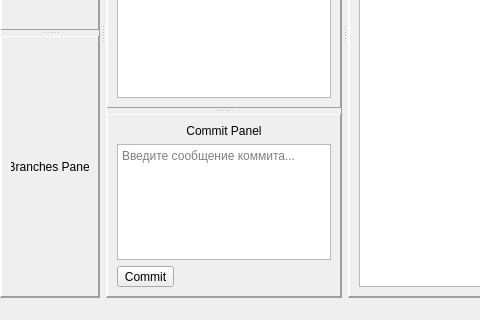
Old version of the form commit_craft/mainwindow.ui in the repository CJayM/CommitCraft; both pictures show x 0 to 480 and y 280 to 600 of the 800 by 600 pixel window.
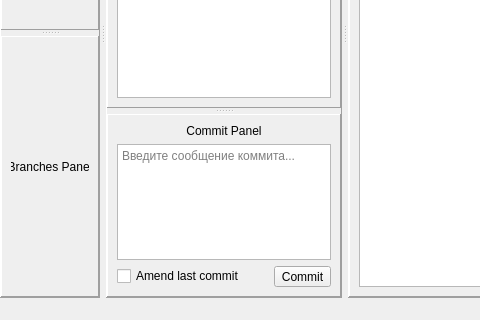
New version of the form.

Commit message: Добавлена галочка "Amend"

Diff of the .ui file:
```diff
--- a/commit_craft/mainwindow.ui
+++ b/commit_craft/mainwindow.ui
@@ -313,6 +313,31 @@
              </widget>
             </item>
             <item>
+             <layout class="QHBoxLayout" name="horizontalLayout_3">
+              <item>
+               <widget class="QCheckBox" name="amend_chk">
+                <property name="text">
+                 <string>Amend last commit</string>
+                </property>
+                <property name="toolTip">
+                 <string> Amend the last commit instead of creating a new one</string>
+                </property>
+               </widget>
+              </item>
+              <item>
+               <spacer name="horizontalSpacer_2">
+                <property name="orientation">
+                 <enum>Qt::Horizontal</enum>
+                </property>
+                <property name="sizeHint" stdset="0">
+                 <size>
+                  <width>40</width>
+                  <height>20</height>
+                 </size>
+                </property>
+               </spacer>
+              </item>
+              <item>
              <widget class="QToolButton" name="commitButton">
               <property name="text">
                <string>Commit</string>
@@ -323,6 +348,8 @@
              </widget>
             </item>
            </layout>
+            </item>
+           </layout>
           </widget>
          </widget>
         </item>
```
Left out of the diff: 8 changed lines with no effect on the pictures. Lines whose indentation alone changed are shown as unchanged. The commit also changes 2 other files.
